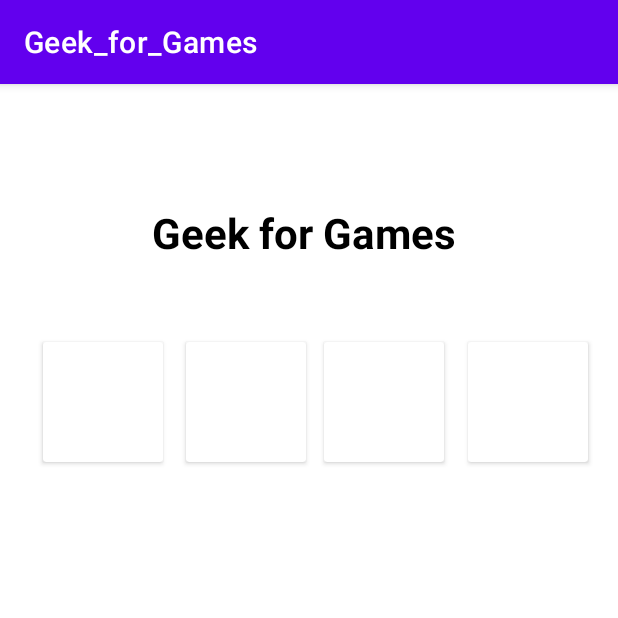
After one commit to Emi-Ureta/Geek_for_Games, an Android app: the MainActivity2 screen opened directly, with no data from a screen before it, on a phone screen of 412 x 824 dp, the top half of it. The commit adds this screen. Run offline under Robolectric (Android 15) with nearby library versions, the phone set to English and light mode, and no system bars.

Commit message:
posible main

```diff
--- a/app/src/main/AndroidManifest.xml
+++ b/app/src/main/AndroidManifest.xml
@@ -13,6 +13,13 @@
         android:supportsRtl="true"
         android:theme="@style/Theme.Geek_for_Games"
         tools:targetApi="31">
+        <activity
+            android:name=".MainActivity2"
+            android:exported="false">
+            <meta-data
+                android:name="android.app.lib_name"
+                android:value="" />
+        </activity>
         <activity
             android:name=".activity_login"
             android:exported="false">
--- /dev/null
+++ b/app/src/main/java/ayuda/cl/geek_for_games/MainActivity2.java
@@ -0,0 +1,14 @@
+package ayuda.cl.geek_for_games;
+
+import androidx.appcompat.app.AppCompatActivity;
+
+import android.os.Bundle;
+
+public class MainActivity2 extends AppCompatActivity {
+
+    @Override
+    protected void onCreate(Bundle savedInstanceState) {
+        super.onCreate(savedInstanceState);
+        setContentView(R.layout.activity_main2);
+    }
+}
--- a/app/src/main/res/layout/activity_lista_deseos.xml
+++ b/app/src/main/res/layout/activity_lista_deseos.xml
@@ -10,8 +10,8 @@
         android:id="@+id/spinner_deseos"
         android:layout_width="116dp"
         android:layout_height="48dp"
-        android:layout_marginTop="120dp"
-        android:layout_marginEnd="28dp"
+        android:layout_marginTop="52dp"
+        android:layout_marginEnd="16dp"
         app:layout_constraintEnd_toEndOf="parent"
         app:layout_constraintTop_toTopOf="parent" />
 
--- a/app/src/main/res/layout/activity_login.xml
+++ b/app/src/main/res/layout/activity_login.xml
@@ -42,6 +42,7 @@
         android:hint="Contraseña"
         android:inputType="textPersonName"
         android:minHeight="48dp"
+        android:password="true"
         app:layout_constraintEnd_toEndOf="parent"
         app:layout_constraintTop_toTopOf="parent" />
 
@@ -60,7 +61,9 @@
         android:layout_width="wrap_content"
         android:layout_height="wrap_content"
         android:layout_marginEnd="140dp"
-        android:layout_marginBottom="228dp"
+        android:layout_marginBottom="212dp"
+        android:clickable="true"
+        android:minHeight="48dp"
         android:text="Olvidé mi contraseña"
         app:layout_constraintBottom_toBottomOf="parent"
         app:layout_constraintEnd_toEndOf="parent" />
--- /dev/null
+++ b/app/src/main/res/layout/activity_main2.xml
@@ -0,0 +1,72 @@
+<?xml version="1.0" encoding="utf-8"?>
+<androidx.constraintlayout.widget.ConstraintLayout xmlns:android="http://schemas.android.com/apk/res/android"
+    xmlns:app="http://schemas.android.com/apk/res-auto"
+    xmlns:tools="http://schemas.android.com/tools"
+    android:layout_width="match_parent"
+    android:layout_height="match_parent"
+    tools:context=".MainActivity2">
+
+    <androidx.cardview.widget.CardView
+        android:id="@+id/cardView3"
+        android:layout_width="80dp"
+        android:layout_height="80dp"
+        android:layout_marginTop="172dp"
+        android:layout_marginEnd="12dp"
+        app:layout_constraintEnd_toStartOf="@+id/cardView4"
+        app:layout_constraintTop_toTopOf="parent">
+
+    </androidx.cardview.widget.CardView>
+
+    <androidx.cardview.widget.CardView
+        android:layout_width="80dp"
+        android:layout_height="80dp"
+        android:layout_marginTop="172dp"
+        app:layout_constraintEnd_toStartOf="@+id/cardView3"
+        app:layout_constraintHorizontal_bias="0.657"
+        app:layout_constraintStart_toStartOf="parent"
+        app:layout_constraintTop_toTopOf="parent">
+
+    </androidx.cardview.widget.CardView>
+
+    <androidx.cardview.widget.CardView
+        android:id="@+id/cardView5"
+        android:layout_width="80dp"
+        android:layout_height="80dp"
+        android:layout_marginTop="172dp"
+        android:layout_marginEnd="20dp"
+        app:layout_constraintEnd_toEndOf="parent"
+        app:layout_constraintTop_toTopOf="parent">
+
+    </androidx.cardview.widget.CardView>
+
+    <androidx.cardview.widget.CardView
+        android:id="@+id/cardView4"
+        android:layout_width="80dp"
+        android:layout_height="80dp"
+        android:layout_marginTop="172dp"
+        android:layout_marginEnd="16dp"
+        app:layout_constraintEnd_toStartOf="@+id/cardView5"
+        app:layout_constraintTop_toTopOf="parent">
+
+    </androidx.cardview.widget.CardView>
+
+    <TextView
+        android:id="@+id/textView2"
+        android:layout_width="wrap_content"
+        android:layout_height="wrap_content"
+        android:layout_marginTop="80dp"
+        android:layout_marginEnd="108dp"
+        android:text="Geek for Games"
+        android:textColor="#000000"
+        android:textSize="28dp"
+        android:textStyle="bold"
+        app:layout_constraintEnd_toEndOf="parent"
+        app:layout_constraintTop_toTopOf="parent" />
+
+    <androidx.recyclerview.widget.RecyclerView
+        android:layout_width="413dp"
+        android:layout_height="413dp"
+        app:layout_constraintBottom_toBottomOf="parent"
+        app:layout_constraintStart_toStartOf="parent" />
+
+</androidx.constraintlayout.widget.ConstraintLayout>
```
